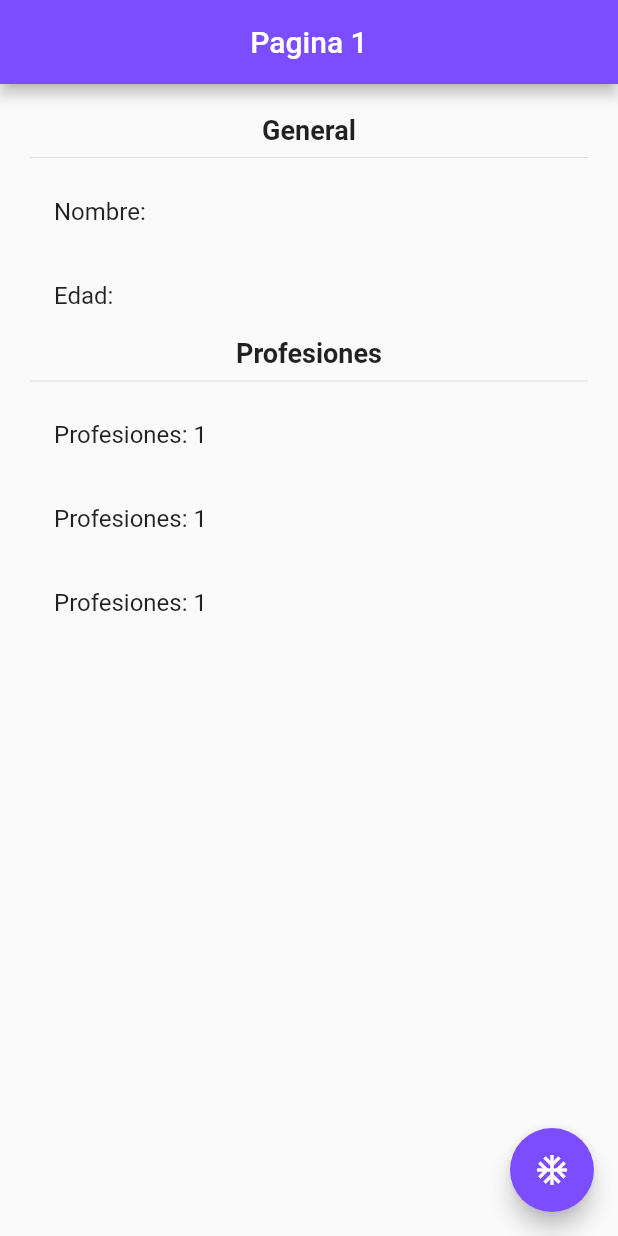
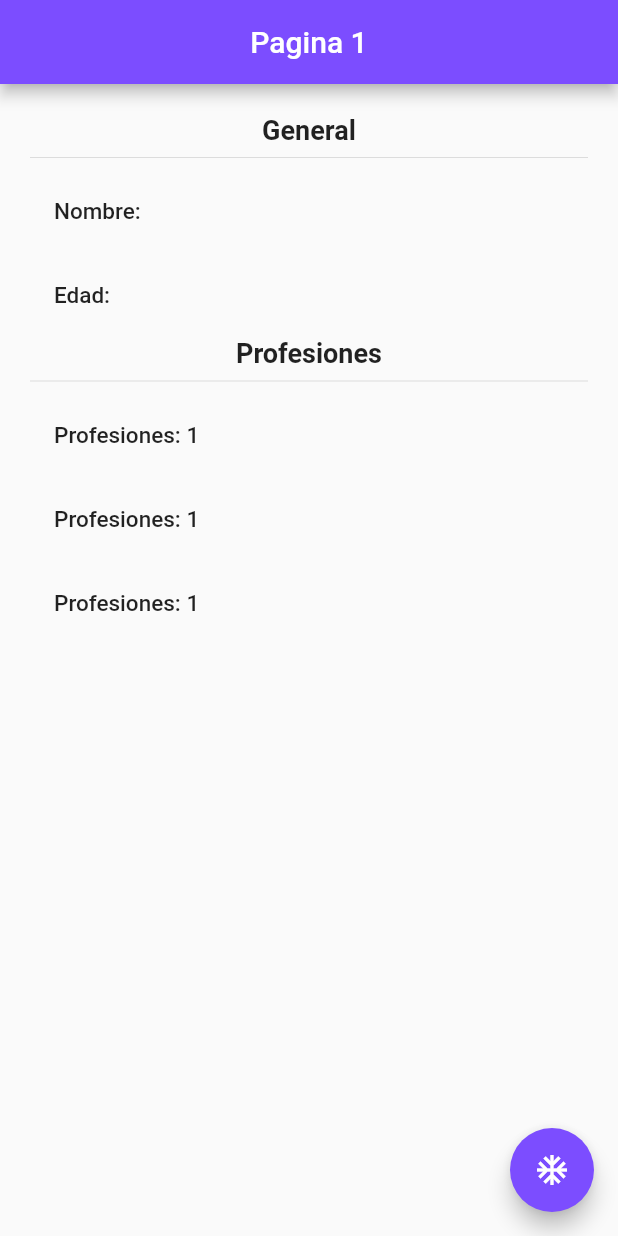
Before and after one commit to RobertoBoz/StateManagment, a Flutter app: the screen it shows after launch, on a phone screen of 412 x 824 dp. Run offline on Flutter 3.47's test engine with Material 2 defaults, Android fonts, the phone set to English and light mode, and no system bars.

Commit message:
Colores en thema prestablecido textos

```diff
--- a/lib/main.dart
+++ b/lib/main.dart
@@ -17,7 +17,14 @@ class MyApp extends StatelessWidget {
       title: 'Flutter Demo',
       theme: ThemeData(
        primaryColorLight: Colors.deepPurpleAccent,
+       textTheme:const TextTheme(
+        bodyText1: TextStyle(fontSize: 15),
+        subtitle1: TextStyle(fontSize: 18,fontWeight: FontWeight.bold),
+        button: TextStyle(color: Colors.white)
       ),
+
+      ),
+
       themeMode: ThemeMode.light,
       initialRoute: 'pagina1',
       routes: {
--- a/lib/pages/pagina1_page.dart
+++ b/lib/pages/pagina1_page.dart
@@ -37,16 +37,16 @@ class InformacionUsuario extends StatelessWidget {
       child: SingleChildScrollView(
         physics: const BouncingScrollPhysics(),
         child: Column(
-          children: const <Widget> [
-            Text('General', style: TextStyle(fontSize: 18,fontWeight: FontWeight.bold), ),
-            Divider(),
-            ListTile(title: Text('Nombre: '),),
-            ListTile(title: Text('Edad: '),),
-            Text('Profesiones', style: TextStyle(fontSize: 18,fontWeight: FontWeight.bold), ),
-            Divider(),
-            ListTile(title: Text('Profesiones: 1'),),
-            ListTile(title: Text('Profesiones: 1'),),
-            ListTile(title: Text('Profesiones: 1'),),
+          children: <Widget> [
+            Text('General', style: Theme.of(context).textTheme.subtitle1, ),
+            const Divider(),
+            ListTile(title: Text('Nombre: ',style:Theme.of(context).textTheme.bodyText1,),),
+            ListTile(title: Text('Edad: ',style:Theme.of(context).textTheme.bodyText1),),
+            Text('Profesiones', style: Theme.of(context).textTheme.subtitle1,  ),
+            const Divider(),
+             ListTile(title: Text('Profesiones: 1',style:Theme.of(context).textTheme.bodyText1),),
+             ListTile(title: Text('Profesiones: 1',style:Theme.of(context).textTheme.bodyText1),),
+             ListTile(title: Text('Profesiones: 1',style:Theme.of(context).textTheme.bodyText1),),
 
           ]
         ),
--- a/lib/pages/pagina2_pages.dart
+++ b/lib/pages/pagina2_pages.dart
@@ -17,17 +17,17 @@ class Pagina2Page extends StatelessWidget {
           children: <Widget>[
             MaterialButton(
               onPressed: (){},
-              child: const Text('Establecer Usuarios',style: TextStyle(color: Colors.white)),
+              child: Text('Establecer Usuarios',style: Theme.of(context).textTheme.button),
               color: Theme.of(context).primaryColorLight
             ),
             MaterialButton(
               onPressed: (){},
-              child: const Text('Cambiar Edad',style: TextStyle(color: Colors.white)),
+              child: Text('Cambiar Edad',style: Theme.of(context).textTheme.button),
               color:Theme.of(context).primaryColorLight
             ),
             MaterialButton(
               onPressed: (){},
-              child: const Text('Añadir Profesion',style: TextStyle(color: Colors.white)),
+              child: Text('Añadir Profesion',style: Theme.of(context).textTheme.button),
               color: Theme.of(context).primaryColorLight
             ),
           ]
```
